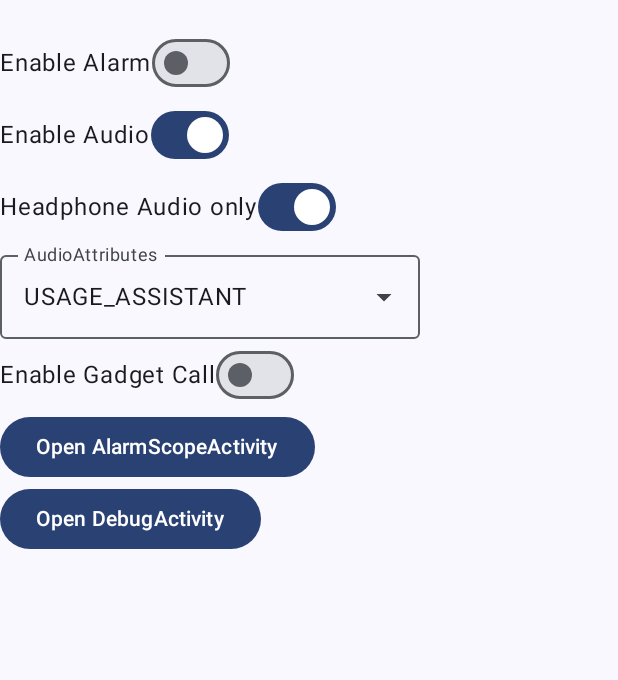
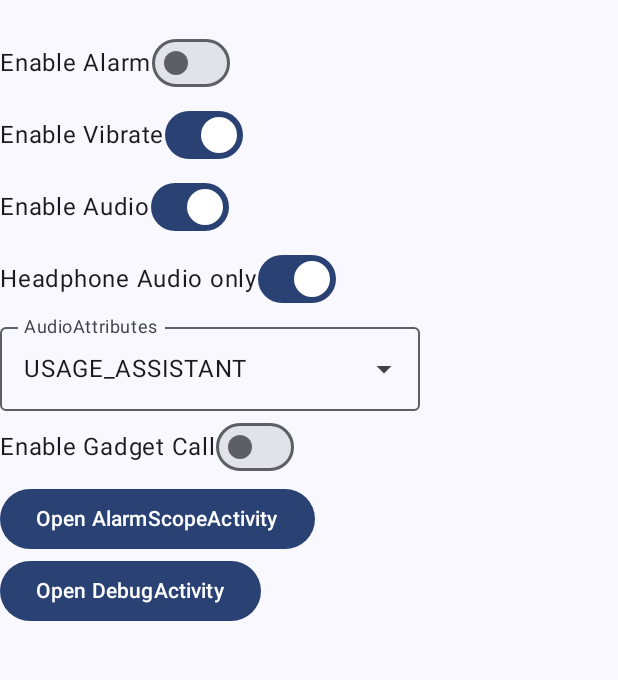
Before and after one commit to AceDroidX/Shark7-Android, an Android app built with Jetpack Compose: the screen it shows after launch (MainActivity), on a phone screen of 412 x 824 dp, the part 69-749 px from its top. Run offline under Robolectric (Android 15) with nearby library versions, the phone set to English and light mode, and no system bars; our stand-ins replace Dagger/Hilt's generated code, accompanist.

Commit message:
添加震动开关

```diff
--- a/app/src/main/java/io/github/acedroidx/shark7/AlarmService.kt
+++ b/app/src/main/java/io/github/acedroidx/shark7/AlarmService.kt
@@ -65,7 +65,7 @@ class AlarmService : Service() {
             intent?.getParcelableExtra("AlarmConfig", AlarmConfig::class.java)
         } else {
             @Suppress("DEPRECATION") intent?.getParcelableExtra("AlarmConfig")
-        } ?: AlarmConfig(true, MyAudioAttributes.USAGE_ASSISTANT, true, false)
+        } ?: AlarmConfig(true, true, MyAudioAttributes.USAGE_ASSISTANT, true, false)
 
         val disableAlarmIntent = Intent(this, MyBroadcastReceiver::class.java).apply {
             putExtra(EXTRA_NOTIFICATION_ID, 0)
@@ -121,6 +121,7 @@ class AlarmService : Service() {
         if (alarmConfig.enableGadgetCall) {
             sendGadgetCall(this, event?.msg ?: "null event")
         }
+        if (alarmConfig.enableVibrate) {
             val pattern = longArrayOf(0, 100, 1000)
             if (Build.VERSION.SDK_INT >= Build.VERSION_CODES.TIRAMISU) {
                 val vibAttr =
@@ -128,6 +129,7 @@ class AlarmService : Service() {
                 vibrator.vibrate(VibrationEffect.createWaveform(pattern, 0), vibAttr)
             } else {
                 vibrator.vibrate(VibrationEffect.createWaveform(pattern, 0))
+            }
         }
 
         val timerTask = object : TimerTask() {
--- a/app/src/main/java/io/github/acedroidx/shark7/MyFirebaseMessagingService.kt
+++ b/app/src/main/java/io/github/acedroidx/shark7/MyFirebaseMessagingService.kt
@@ -55,6 +55,7 @@ class MyFirebaseMessagingService : FirebaseMessagingService() {
                         )
                     } else if (settingsRepository.getAlarmScope().first().contains(event.scope)) {
                         val alarmConfig = AlarmConfig(
+                            settingsRepository.getEnableVibrate().first(),
                             settingsRepository.getEnableAudio().first(),
                             settingsRepository.getAudioAttributes().first(),
                             settingsRepository.getHeadphoneOnly().first(),
--- a/app/src/main/java/io/github/acedroidx/shark7/SettingsRepository.kt
+++ b/app/src/main/java/io/github/acedroidx/shark7/SettingsRepository.kt
@@ -54,6 +54,14 @@ class SettingsRepository @Inject constructor(@ApplicationContext val context: Co
         preferences[booleanPreferencesKey("headphone_only")] = value
     }
 
+    fun getEnableVibrate(): Flow<Boolean> = context.dataStore.data.map { preferences ->
+        preferences[booleanPreferencesKey("enable_vibrate")] ?: true
+    }
+
+    suspend fun setEnableVibrate(value: Boolean) = context.dataStore.edit { preferences ->
+        preferences[booleanPreferencesKey("enable_vibrate")] = value
+    }
+
     fun getEnableAudio(): Flow<Boolean> = context.dataStore.data.map { preferences ->
         preferences[booleanPreferencesKey("enable_audio")] ?: true
     }
--- a/app/src/main/java/io/github/acedroidx/shark7/model/AlarmConfig.kt
+++ b/app/src/main/java/io/github/acedroidx/shark7/model/AlarmConfig.kt
@@ -5,6 +5,7 @@ import kotlinx.parcelize.Parcelize
 
 @Parcelize
 class AlarmConfig(
+    val enableVibrate: Boolean,
     val enableAudio: Boolean,
     val audioAttr: MyAudioAttributes,
     val headphoneOnly: Boolean,
--- a/app/src/main/java/io/github/acedroidx/shark7/ui/MainActivity.kt
+++ b/app/src/main/java/io/github/acedroidx/shark7/ui/MainActivity.kt
@@ -73,6 +73,7 @@ class MainActivity : ComponentActivity() {
     @Composable
     fun MainContent() {
         val enableAlarm by viewModel.enableAlarm.collectAsState(initial = false)
+        val enableVibrate by viewModel.enableVibrate.collectAsState(initial = true)
         val enableAudio by viewModel.enableAudio.collectAsState(initial = true)
         val headphoneOnly by viewModel.headphoneOnly.collectAsState(initial = true)
         val audioAttr by viewModel.audioAttributes.collectAsState(initial = MyAudioAttributes.USAGE_ASSISTANT)
@@ -103,6 +104,14 @@ class MainActivity : ComponentActivity() {
                         Text("Reset")
                     }
                 }
+            }
+            Row(verticalAlignment = Alignment.CenterVertically) {
+                Text(
+                    "Enable Vibrate", color = MaterialTheme.colorScheme.onBackground
+                )
+                Switch(
+                    checked = enableVibrate,
+                    onCheckedChange = { viewModel.setEnableVibrate(it) })
             }
             Row(verticalAlignment = Alignment.CenterVertically) {
                 Text(
```
Also changed, not shown: app/src/main/java/io/github/acedroidx/shark7/ui/MainViewModel.kt (+8 -0 lines). Lines whose indentation alone changed are shown as unchanged.
